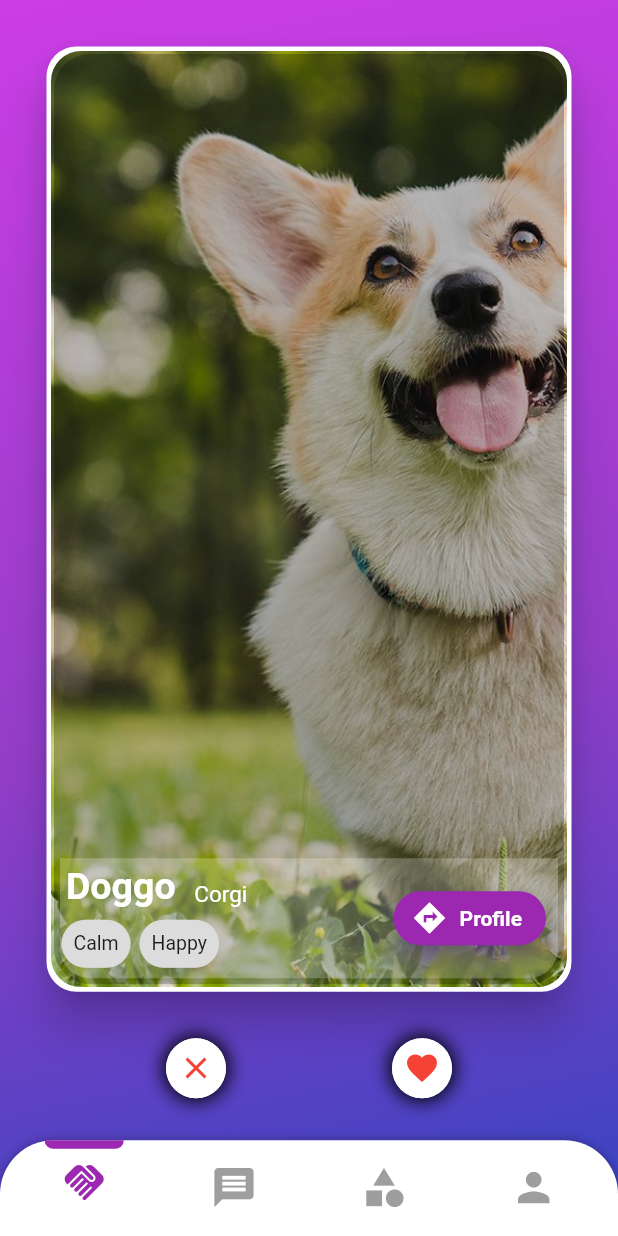
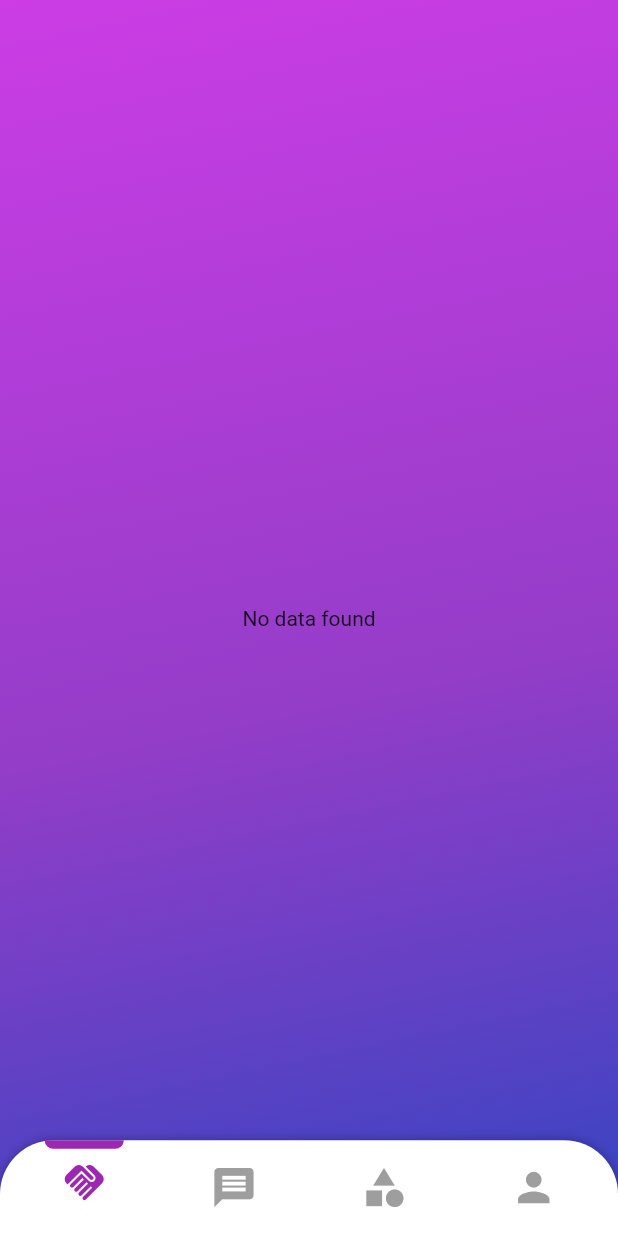
Before and after one commit to pari1bhatt/wanted_umbrella, a Flutter app: the Dashboard screen opened by its route, on a phone screen of 412 x 824 dp. Run offline on Flutter 3.47's test engine with Material 2 defaults, Android fonts, the phone set to English and light mode, and no system bars; drawn by our look-alikes of swipe_cards; our stand-ins replace awesome_dialog, cloud_firestore, file_picker, firebase_auth, firebase_core, firebase_storage and 2 more; accounts and stored records are empty.

Commit message:
added kci check and dynamic explore page

```diff
--- a/lib/models/user_model.dart
+++ b/lib/models/user_model.dart
@@ -1,6 +1,7 @@
 import 'package:cloud_firestore/cloud_firestore.dart';
 
 class UserModel {
+  String? id;
   String? age;
   String? bio;
   String? breed;
@@ -19,7 +20,8 @@ class UserModel {
   String? size;
 
   UserModel(
-      {this.age,
+      {this.id,
+      this.age,
       this.bio,
       this.breed,
       this.created,
--- a/lib/pages/dashboard_main.dart
+++ b/lib/pages/dashboard_main.dart
@@ -1,6 +1,8 @@
 import 'package:flutter/material.dart';
+import 'package:provider/provider.dart';
 import 'package:wanted_umbrella/pages/categories/categories_page.dart';
-import 'package:wanted_umbrella/pages/explore/selection_swipe_page.dart';
+import 'package:wanted_umbrella/pages/dashboard_provider.dart';
+import 'package:wanted_umbrella/pages/explore/explore_page.dart';
 import 'package:wanted_umbrella/utils/constants.dart';
 
 import 'chat/chat_screen.dart';
@@ -14,6 +16,7 @@ class Dashboard extends StatefulWidget {
 }
 
 class _DashboardState extends State<Dashboard> {
+  late DashboardProvider provider;
   List<IconData> listOfIcons = [
     Icons.handshake,
     Icons.message,
@@ -24,9 +27,18 @@ class _DashboardState extends State<Dashboard> {
   late Size size;
 
   @override
+  void initState() {
+    super.initState();
+    provider =Provider.of<DashboardProvider>(context,listen: false);
+    WidgetsBinding.instance.addPostFrameCallback((_) {
+      provider.getExploreData(context);
+    });
+  }
+
+  @override
   Widget build(BuildContext context) {
     size = MediaQuery.of(context).size;
-
+    return Consumer<DashboardProvider>(builder: (_, bloc, __) {
       return Scaffold(
         extendBody: true,
         resizeToAvoidBottomInset: false,
@@ -84,6 +96,8 @@ class _DashboardState extends State<Dashboard> {
           ),
         ),
       );
+    });
+
   }
 
   onPageSelection() {
--- /dev/null
+++ b/lib/pages/dashboard_provider.dart
@@ -0,0 +1,61 @@
+import 'package:cloud_firestore/cloud_firestore.dart';
+import 'package:flutter/material.dart';
+import 'package:provider/provider.dart';
+import 'package:swipe_cards/draggable_card.dart';
+import 'package:swipe_cards/swipe_cards.dart';
+import 'package:wanted_umbrella/models/user_model.dart';
+import 'package:wanted_umbrella/routes.dart';
+import 'package:wanted_umbrella/utils/prefs.dart';
+import 'package:wanted_umbrella/utils/utils.dart';
+
+import '../models/dog_data.dart';
+import 'on_boarding/on_boarding_provider.dart';
+
+class DashboardProvider extends ChangeNotifier {
+  var userCol = FirebaseFirestore.instance.collection('users');
+  bool isExploreLoading = true;
+
+  List<UserModel> exploreData = [];
+  List<SwipeItem> swipeItems = [];
+  MatchEngine? matchEngine;
+  UserModel? currentUserModel;
+
+  getExploreData(BuildContext context) async {
+    OnBoardingProvider provider = Provider.of<OnBoardingProvider>(context,listen: false);
+    currentUserModel = provider.currentUserModel;
+
+    await userCol.where('email', isNotEqualTo: Prefs.getUserEmail()).get().then((value) async {
+      print("value explore: ${value.docs.length}");
+      exploreData = [];
+      for (var document in value.docs) {
+        var users = UserModel.fromJson(document.data());
+        users.id = document.id;
+        exploreData.add(users);
+      }
+
+      swipeItems = [];
+      for (int i = 0; i < exploreData.length; i++) {
+        swipeItems.add(SwipeItem(
+            content: DogData(text: exploreData[i].name),
+            likeAction: () {
+              Utils.showSnackBar(context, "Liked ${exploreData[i].name}");
+            },
+            nopeAction: () {
+              Utils.showSnackBar(context, "Nope ${exploreData[i].name}");
+            },
+            superlikeAction: () {
+              Utils.showSnackBar(context, "Superliked ${exploreData[i].name}");
+            },
+            onSlideUpdate: (SlideRegion? region) async {
+              print("Region $region");
+            }));
+      }
+      matchEngine = MatchEngine(swipeItems: swipeItems);
+      isExploreLoading = false;
+      notifyListeners();
+      print("notified");
+    });
+  }
+
+
+}
--- a/lib/pages/explore/selection_swipe_page.dart
+++ b/lib/pages/explore/explore_page.dart
@@ -1,6 +1,8 @@
 import 'package:flutter/material.dart';
+import 'package:provider/provider.dart';
 import 'package:swipe_cards/draggable_card.dart';
 import 'package:swipe_cards/swipe_cards.dart';
+import 'package:wanted_umbrella/pages/dashboard_provider.dart';
 import 'package:wanted_umbrella/utils/constants.dart';
 
 import '../../models/dog_data.dart';
@@ -14,55 +16,23 @@ class ExplorePage extends StatefulWidget {
 }
 
 class _ExplorePageState extends State<ExplorePage> {
-  late MatchEngine _matchEngine;
-  List<DogData> dogData = [
-    DogData(text: "Doggo", image: GetImages.dog1, breed: 'Corgi', age: '2', personalities: ['Calm', 'Happy']),
-    DogData(text: "Bunty", image: GetImages.dog2_1, breed: 'Husky', age: '5', personalities: ['Energetic', 'Happy']),
-    DogData(text: "Rocky", image: GetImages.dog2_2, breed: 'Husky', age: '2', personalities: ['Calm', 'Happy']),
-    DogData(text: "Puppy", image: GetImages.dog2_3, breed: 'Husky', age: '11', personalities: ['Calm']),
-    DogData(text: "Boy", image: GetImages.dog3, breed: 'Corgi', age: '8', personalities: ['Happy'])
-  ];
-  List<SwipeItem> swipeItems = [];
+  late DashboardProvider provider;
+
   bool isStackFinished = false;
 
   late Size size;
 
   @override
   void initState() {
-    loadData();
     super.initState();
-  }
-
-  loadData() async {
-    swipeItems = [];
-    for (int i = 0; i < dogData.length; i++) {
-      swipeItems.add(SwipeItem(
-          content: DogData(text: dogData[i].text),
-          likeAction: () {
-            Utils.showSnackBar(context, "Liked ${dogData[i].text}");
-          },
-          nopeAction: () {
-            Utils.showSnackBar(context, "Nope ${dogData[i].text}");
-          },
-          superlikeAction: () {
-            Utils.showSnackBar(context, "Superliked ${dogData[i].text}");
-          },
-          onSlideUpdate: (SlideRegion? region) async {
-            print("Region $region");
-          }));
-    }
-    _matchEngine = MatchEngine(swipeItems: swipeItems);
-    isStackFinished = false;
-    setState(() {});
   }
 
   @override
   Widget build(BuildContext context) {
     size = MediaQuery.of(context).size;
+    provider = Provider.of<DashboardProvider>(context);
     return Center(
-      child: false
-          ? const CircularProgressIndicator(color: GetColors.white)
-          : Container(
+      child: Container(
         padding: EdgeInsets.only(top: MediaQuery.of(context).padding.top),
         decoration: const BoxDecoration(
           color: Colors.blue,
@@ -71,21 +41,18 @@ class _ExplorePageState extends State<ExplorePage> {
               begin: FractionalOffset(0, 0),
               end: FractionalOffset(0.5, 1.2)),
         ),
-              child: Column(
+        child: provider.isExploreLoading
+            ? const Center(child: CircularProgressIndicator(color: GetColors.white))
+            : isStackFinished || provider.matchEngine?.currentItem == null
+                ? const Center(child: Text("No data found"))
+                : Column(
                     crossAxisAlignment: CrossAxisAlignment.stretch,
                     children: <Widget>[
                       Center(
                         child: SizedBox(
-                        height: size.height - (size.width * .32 + MediaQuery.of(context).padding.top),
-                        child: isStackFinished
-                            ? Center(
-                                child: TextButton(
-                                    onPressed: loadData,
-                                    child: const Text(
-                                      "Reload",
-                                      style: TextStyle(color: GetColors.white),
-                                    )))
-                            : swipeCards()),
+                            height: size.height -
+                                (size.width * .32 + MediaQuery.of(context).padding.top),
+                            child: swipeCards(provider)),
                       ),
                       likeDislikeButtons()
                     ],
@@ -94,9 +61,9 @@ class _ExplorePageState extends State<ExplorePage> {
     );
   }
 
-  swipeCards() {
+  swipeCards(DashboardProvider bloc) {
     return SwipeCards(
-      matchEngine: _matchEngine,
+      matchEngine: bloc.matchEngine!,
       itemBuilder: (BuildContext context, int index) {
         return Stack(
           fit: StackFit.expand,
@@ -113,8 +80,9 @@ class _ExplorePageState extends State<ExplorePage> {
                 padding: const EdgeInsets.all(3),
                 child: ClipRRect(
                   borderRadius: BorderRadius.circular(20),
-                  child: Image.asset(
-                    dogData[index].image ?? GetImages.done,
+                  child: Image.network(
+                    bloc.exploreData[index].dog_images?.first ??
+                        'https://dummyimage.com/300x300/fff/aaa',
                     fit: BoxFit.cover,
                   ),
                 ),
@@ -122,8 +90,8 @@ class _ExplorePageState extends State<ExplorePage> {
             ),
             Container(
               margin: const EdgeInsets.all(20),
-              decoration:
-                  const BoxDecoration(borderRadius: BorderRadius.all(Radius.circular(24)), color: Colors.black26),
+              decoration: const BoxDecoration(
+                  borderRadius: BorderRadius.all(Radius.circular(24)), color: Colors.black26),
             ),
             Align(
               alignment: Alignment.bottomCenter,
@@ -150,15 +118,17 @@ class _ExplorePageState extends State<ExplorePage> {
                               crossAxisAlignment: CrossAxisAlignment.end,
                               children: [
                                 Text(
-                                  '${dogData[index].text}  ',
+                                  '${bloc.exploreData[index].name}  ',
                                   overflow: TextOverflow.ellipsis,
                                   maxLines: 1,
                                   softWrap: false,
                                   style: const TextStyle(
-                                      color: GetColors.white, fontSize: 25, fontWeight: FontWeight.bold),
+                                      color: GetColors.white,
+                                      fontSize: 25,
+                                      fontWeight: FontWeight.bold),
                                 ),
                                 Text(
-                                  '${dogData[index].breed}',
+                                  '${bloc.exploreData[index].breed}',
                                   overflow: TextOverflow.ellipsis,
                                   maxLines: 1,
                                   softWrap: false,
@@ -171,12 +141,12 @@ class _ExplorePageState extends State<ExplorePage> {
                         Flexible(
                           child: Row(
                             children: List.generate(
-                                dogData[index].personalities?.length ?? 0,
+                                bloc.exploreData[index].personalities?.length ?? 0,
                                 (i) => Row(
                                       children: [
                                         Chip(
                                           padding: EdgeInsets.zero,
-                                          label: Text(dogData[index].personalities![i]),
+                                          label: Text(bloc.exploreData[index].personalities![i]),
                                         ),
                                         const SizedBox(width: 5)
                                       ],
@@ -185,32 +155,32 @@ class _ExplorePageState extends State<ExplorePage> {
                         ),
                       ],
                     ),
-                    Padding(
-                      padding: const EdgeInsets.all(8),
-                      child: ElevatedButton.icon(
-                        onPressed: () {},
-                        icon: const Icon(
-                          Icons.directions_sharp,
-                          color: Colors.white,
-                        ),
-                        label: const Text(
-                          "Profile",
-                          style: TextStyle(
-                            color: Colors.white,
-                            fontSize: 14,
-                            overflow: TextOverflow.ellipsis,
-                            fontWeight: FontWeight.bold,
-                          ),
-                        ),
-                        style: ElevatedButton.styleFrom(
-                          shape: RoundedRectangleBorder(
-                            borderRadius: BorderRadius.circular(30),
-                          ),
-                          elevation: 8,
-                          shadowColor: Colors.deepPurple,
-                        ),
-                      ),
-                    ),
+                    // Padding(
+                    //   padding: const EdgeInsets.all(8),
+                    //   child: ElevatedButton.icon(
+                    //     onPressed: () {},
+                    //     icon: const Icon(
+                    //       Icons.directions_sharp,
+                    //       color: Colors.white,
+                    //     ),
+                    //     label: const Text(
+                    //       "Profile",
+                    //       style: TextStyle(
+                    //         color: Colors.white,
+                    //         fontSize: 14,
+                    //         overflow: TextOverflow.ellipsis,
+                    //         fontWeight: FontWeight.bold,
+                    //       ),
+                    //     ),
+                    //     style: ElevatedButton.styleFrom(
+                    //       shape: RoundedRectangleBorder(
+                    //         borderRadius: BorderRadius.circular(30),
+                    //       ),
+                    //       elevation: 8,
+                    //       shadowColor: Colors.deepPurple,
+                    //     ),
+                    //   ),
+                    // ),
                   ],
                 ),
               ),
@@ -250,7 +220,7 @@ class _ExplorePageState extends State<ExplorePage> {
                 color: Colors.red,
               ),
               onPressed: () {
-                _matchEngine.currentItem?.nope();
+                provider.matchEngine?.currentItem?.nope();
               },
               // child: const Text("Nope"),
             ),
@@ -298,7 +268,7 @@ class _ExplorePageState extends State<ExplorePage> {
                 color: Colors.red,
               ),
               onPressed: () {
-                _matchEngine.currentItem?.like();
+                provider.matchEngine?.currentItem?.like();
               },
               //  child: const Text("Like"),
             ),
--- a/lib/pages/explore/selection_swipte_provider.dart
+++ /dev/null
@@ -1,5 +0,0 @@
-import 'package:flutter/material.dart';
-
-class ExplorePageProvider extends ChangeNotifier {
-
-}
--- a/lib/routes.dart
+++ b/lib/routes.dart
@@ -51,7 +51,7 @@ class Routes {
       case kci_certificate:
         return MaterialPageRoute(builder: (_) => const KciCertificate());
       case choose_personality:
-        return MaterialPageRoute(builder: (_) => const ChoosePersonality());
+        return MaterialPageRoute(builder: (_) => const ChoosePersonality(), settings: const RouteSettings(name: choose_personality));
       case messege:
         return MaterialPageRoute(builder: (_) => const MessageScreen());
       case find_a_mate:
--- /dev/null
+++ b/lib/utils/prefs.dart
@@ -0,0 +1,22 @@
+import 'package:shared_preferences/shared_preferences.dart';
+
+class Prefs {
+  static late SharedPreferences _prefs;
+  static const String userEmail = 'user_email';
+
+  static Future<SharedPreferences> init() async {
+    _prefs = await SharedPreferences.getInstance();
+    return _prefs;
+  }
+
+  //UserEmail
+  static Future<bool> setUserEmail(String value) async =>
+      await _prefs.setString(userEmail, value);
+
+  static String? getUserEmail() => _prefs.getString(userEmail);
+
+  //deletes..
+  static Future<bool> remove(String key) async => await _prefs.remove(key);
+
+  static Future<bool> clear() async => await _prefs.clear();
+}
--- a/pubspec.yaml
+++ b/pubspec.yaml
@@ -43,6 +43,7 @@ dependencies:
   provider: ^6.0.5
   image_picker: ^0.8.6
   file_picker: ^5.2.4
+  shared_preferences: ^2.0.15
 
 dev_dependencies:
   flutter_test:
```
Also changed, not shown: lib/main.dart (+4 -4 lines), lib/pages/on_boarding/dog_detail.dart (+29 -18 lines), lib/pages/on_boarding/login.dart (+29 -6 lines), lib/pages/on_boarding/on_boarding_provider.dart (+21 -25 lines), lib/utils/utils.dart (+12 -0 lines), pubspec.lock, 2 other files. Lines whose indentation alone changed are shown as unchanged.
